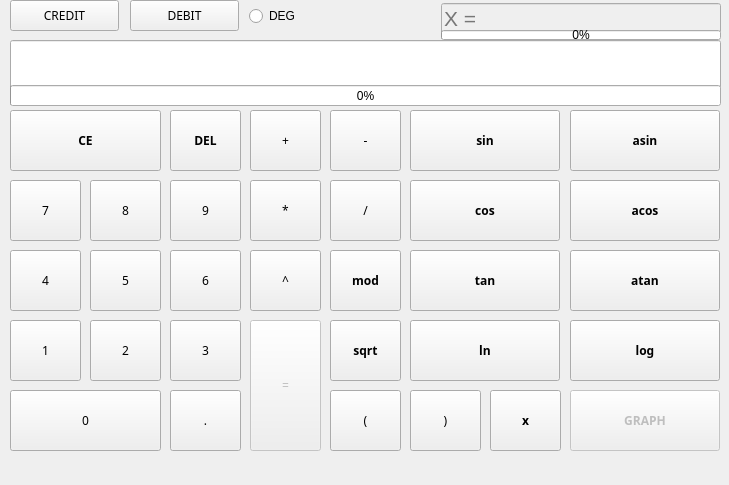
Above: src/calcView.ui from antinlay/CPP3_SmartCalc_v2.0-1 before the change. Below: the same form after it.
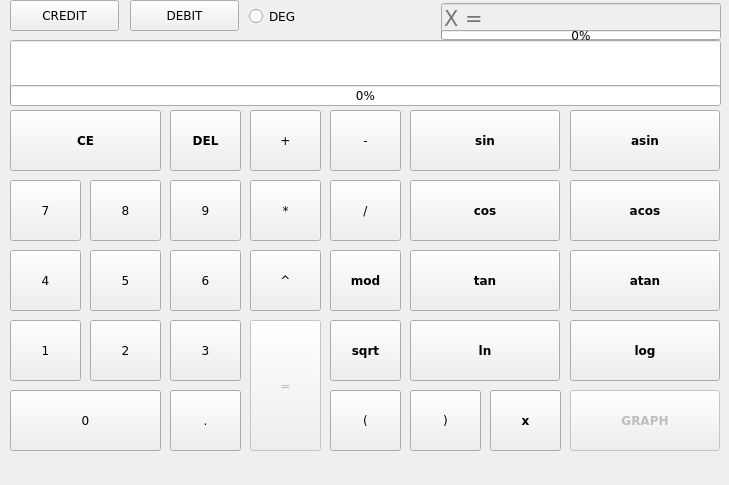
That is the form after the change. Icons and pictures are not drawn.

Commit message: BACK TO LIFE! CALC WORKING . NEXT STEP CONNECT TESTS

What changed in the file:
```diff
--- a/src/calcView.ui
+++ b/src/calcView.ui
@@ -31,6 +31,11 @@
     <height>485</height>
    </size>
   </property>
+  <property name="font">
+   <font>
+    <family>Verdana</family>
+   </font>
+  </property>
   <property name="focusPolicy">
    <enum>Qt::ClickFocus</enum>
   </property>
@@ -53,7 +58,7 @@
     </property>
     <property name="font">
      <font>
-      <family>Arial Black</family>
+      <family>Verdana</family>
      </font>
     </property>
     <property name="accessibleName">
@@ -74,7 +79,7 @@
     </property>
     <property name="font">
      <font>
-      <family>Arial Black</family>
+      <family>Verdana</family>
      </font>
     </property>
     <property name="accessibleName">
@@ -95,7 +100,7 @@
     </property>
     <property name="font">
      <font>
-      <family>Arial Black</family>
+      <family>Verdana</family>
      </font>
     </property>
     <property name="accessibleName">
@@ -116,7 +121,7 @@
     </property>
     <property name="font">
      <font>
-      <family>Arial Black</family>
+      <family>Verdana</family>
      </font>
     </property>
     <property name="accessibleName">
@@ -137,7 +142,7 @@
     </property>
     <property name="font">
      <font>
-      <family>Arial Black</family>
+      <family>Verdana</family>
      </font>
     </property>
     <property name="accessibleName">
@@ -158,7 +163,7 @@
     </property>
     <property name="font">
      <font>
-      <family>Arial Black</family>
+      <family>Verdana</family>
      </font>
     </property>
     <property name="accessibleName">
@@ -179,7 +184,7 @@
     </property>
     <property name="font">
      <font>
-      <family>Arial Black</family>
+      <family>Verdana</family>
      </font>
     </property>
     <property name="accessibleName">
@@ -200,7 +205,7 @@
     </property>
     <property name="font">
      <font>
-      <family>Arial Black</family>
+      <family>Verdana</family>
      </font>
     </property>
     <property name="accessibleName">
@@ -221,7 +226,7 @@
     </property>
     <property name="font">
      <font>
-      <family>Arial Black</family>
+      <family>Verdana</family>
      </font>
     </property>
     <property name="accessibleName">
@@ -242,7 +247,7 @@
     </property>
     <property name="font">
      <font>
-      <family>Arial Black</family>
+      <family>Verdana</family>
       <bold>true</bold>
      </font>
     </property>
@@ -261,7 +266,7 @@
     </property>
     <property name="font">
      <font>
-      <family>Arial Black</family>
+      <family>Verdana</family>
      </font>
     </property>
     <property name="accessibleName">
@@ -282,7 +287,7 @@
     </property>
     <property name="font">
      <font>
-      <family>Arial Black</family>
+      <family>Verdana</family>
      </font>
     </property>
     <property name="accessibleName">
@@ -303,7 +308,7 @@
     </property>
     <property name="font">
      <font>
-      <family>.AppleSystemUIFont</family>
+      <family>Verdana</family>
       <pointsize>18</pointsize>
       <bold>true</bold>
      </font>
@@ -359,7 +364,7 @@
     </property>
     <property name="font">
      <font>
-      <family>Arial Black</family>
+      <family>Verdana</family>
      </font>
     </property>
     <property name="accessibleName">
@@ -380,7 +385,7 @@
     </property>
     <property name="font">
      <font>
-      <family>Arial Black</family>
+      <family>Verdana</family>
       <bold>true</bold>
      </font>
     </property>
@@ -402,7 +407,7 @@
     </property>
     <property name="font">
      <font>
-      <family>Arial Black</family>
+      <family>Verdana</family>
       <bold>true</bold>
      </font>
     </property>
@@ -424,7 +429,7 @@
     </property>
     <property name="font">
      <font>
-      <family>Arial Black</family>
+      <family>Verdana</family>
       <bold>true</bold>
      </font>
     </property>
@@ -446,7 +451,7 @@
     </property>
     <property name="font">
      <font>
-      <family>Arial Black</family>
+      <family>Verdana</family>
       <bold>true</bold>
      </font>
     </property>
@@ -468,7 +473,7 @@
     </property>
     <property name="font">
      <font>
-      <family>Arial Black</family>
+      <family>Verdana</family>
       <bold>true</bold>
      </font>
     </property>
@@ -490,7 +495,7 @@
     </property>
     <property name="font">
      <font>
-      <family>Arial Black</family>
+      <family>Verdana</family>
       <bold>true</bold>
      </font>
     </property>
@@ -512,7 +517,7 @@
     </property>
     <property name="font">
      <font>
-      <family>Arial Black</family>
+      <family>Verdana</family>
      </font>
     </property>
     <property name="accessibleName">
@@ -533,7 +538,7 @@
     </property>
     <property name="font">
      <font>
-      <family>Arial Black</family>
+      <family>Verdana</family>
      </font>
     </property>
     <property name="accessibleName">
@@ -554,7 +559,7 @@
     </property>
     <property name="font">
      <font>
-      <family>Arial Black</family>
+      <family>Verdana</family>
      </font>
     </property>
     <property name="accessibleName">
@@ -575,7 +580,7 @@
     </property>
     <property name="font">
      <font>
-      <family>Arial Black</family>
+      <family>Verdana</family>
       <bold>true</bold>
      </font>
     </property>
@@ -597,7 +602,7 @@
     </property>
     <property name="font">
      <font>
-      <family>Arial Black</family>
+      <family>Verdana</family>
       <bold>true</bold>
      </font>
     </property>
@@ -622,7 +627,7 @@
     </property>
     <property name="font">
      <font>
-      <family>Arial Black</family>
+      <family>Verdana</family>
      </font>
     </property>
     <property name="text">
@@ -640,7 +645,7 @@
     </property>
     <property name="font">
      <font>
-      <family>Arial Black</family>
+      <family>Verdana</family>
      </font>
     </property>
     <property name="accessibleName">
@@ -661,7 +666,7 @@
     </property>
     <property name="font">
      <font>
-      <family>Arial Black</family>
+      <family>Verdana</family>
       <bold>true</bold>
      </font>
     </property>
@@ -683,7 +688,7 @@
     </property>
     <property name="font">
      <font>
-      <family>Arial Black</family>
+      <family>Verdana</family>
       <bold>true</bold>
      </font>
     </property>
@@ -705,7 +710,7 @@
     </property>
     <property name="font">
      <font>
-      <family>Arial Black</family>
+      <family>Verdana</family>
       <bold>true</bold>
      </font>
     </property>
@@ -724,7 +729,7 @@
     </property>
     <property name="font">
      <font>
-      <family>Arial Black</family>
+      <family>Verdana</family>
      </font>
     </property>
     <property name="accessibleName">
@@ -745,7 +750,7 @@
     </property>
     <property name="font">
      <font>
-      <family>Arial Black</family>
+      <family>Verdana</family>
      </font>
     </property>
     <property name="accessibleName">
@@ -766,7 +771,7 @@
     </property>
     <property name="font">
      <font>
-      <family>Arial Black</family>
+      <family>Verdana</family>
      </font>
     </property>
     <property name="text">
@@ -784,7 +789,7 @@
     </property>
     <property name="font">
      <font>
-      <family>Arial Black</family>
+      <family>Verdana</family>
      </font>
     </property>
     <property name="text">
@@ -802,7 +807,7 @@
     </property>
     <property name="font">
      <font>
-      <family>Arial Black</family>
+      <family>Verdana</family>
       <bold>true</bold>
      </font>
     </property>
@@ -827,7 +832,7 @@
     </property>
     <property name="font">
      <font>
-      <family>Arial Black</family>
+      <family>Verdana</family>
       <bold>true</bold>
      </font>
     </property>
@@ -849,7 +854,7 @@
     </property>
     <property name="font">
      <font>
-      <family>.AppleSystemUIFont</family>
+      <family>Verdana</family>
       <pointsize>16</pointsize>
       <bold>false</bold>
      </font>
```
The commit also changes 16 other files.
